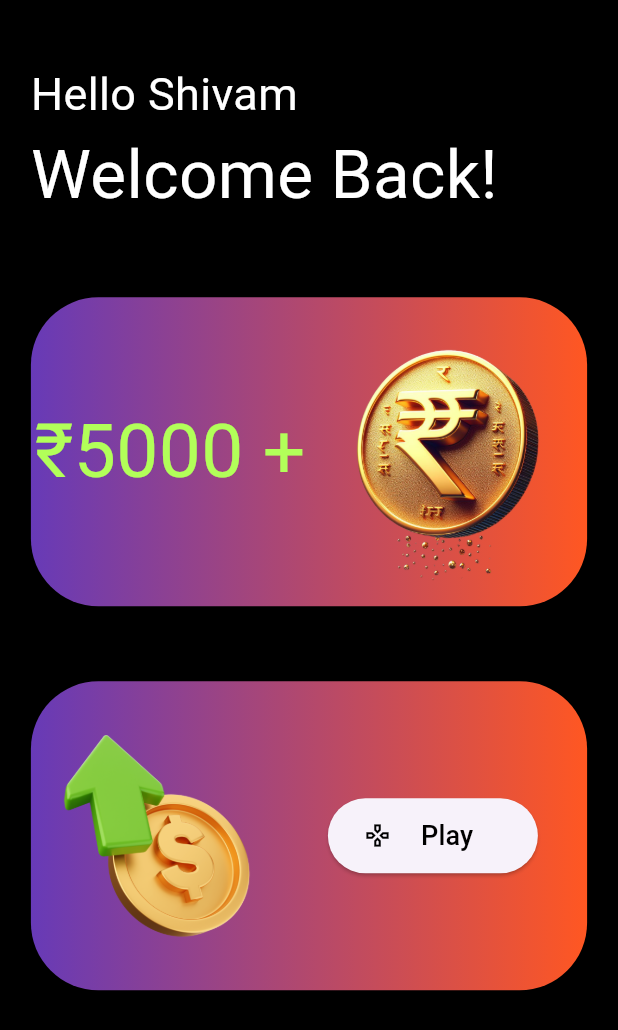
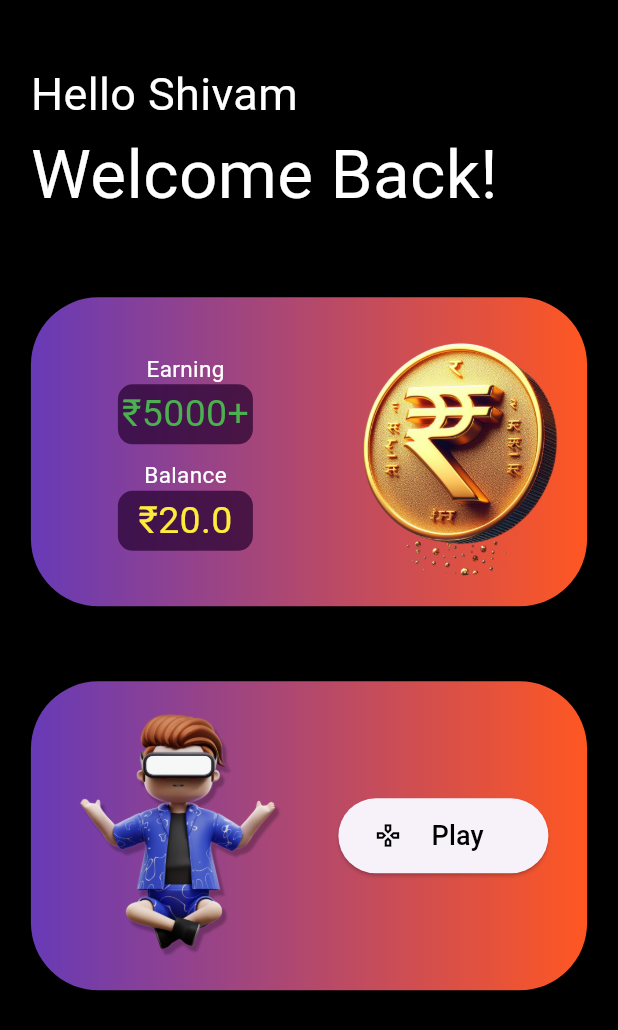
Before and after one commit to shivam2109964/colorPridct, a Flutter app: the homePage screen opened directly, on a phone screen of 412 x 824 dp. Shown: the top 1030 px of the screen. Run offline on Flutter 3.47's test engine with Material 3 defaults, Android fonts, the phone set to English and light mode, and no system bars; our stand-ins replace shared_preferences; accounts and stored records are empty.

Commit message:
Balance Backend Update

```diff
--- a/lib/Services/HomeScreen - 3/src/screens/home.dart
+++ b/lib/Services/HomeScreen - 3/src/screens/home.dart
@@ -1,11 +1,58 @@
 import 'dart:ui';
 
+import 'package:flutter/cupertino.dart';
 import 'package:flutter/material.dart';
+import 'package:flutter/widgets.dart';
 import 'package:strive/Services/ColorGameScreen/src/screen/ColorGameScreen.dart';
 import 'package:strive/Services/common/src/utils/MediaQuary.dart';
 
-class homePage extends StatelessWidget {
+class homePage extends StatefulWidget {
   const homePage({Key? key}) : super(key: key);
+  @override
+  State<homePage> createState() => _homePageState();
+}
+
+class _homePageState extends State<homePage> {
+  //For Balance update
+  double balance = 20;
+
+  TextEditingController amountController = TextEditingController();
+
+  void deposit(double amount) {
+    setState(() {
+      balance += amount;
+    });
+  }
+
+  void withdra(double amount) {
+    setState(() {
+      if (balance >= amount) {
+        balance -= amount;
+      } else {
+        _showInsufficientAmountDialog();
+      }
+    });
+  }
+
+  //Balance Dialog Box
+  void _showInsufficientAmountDialog() {
+    showDialog(
+      context: context,
+      builder: (BuildContext context) {
+        return AlertDialog(
+          title: const Text("Insufficient Balance"),
+          content: const Text("You do not have enough balance."),
+          actions: <Widget>[
+            TextButton(
+                onPressed: () {
+                  Navigator.of(context).pop();
+                },
+                child: const Text("Ok"))
+          ],
+        );
+      },
+    );
+  }
 
   @override
   Widget build(BuildContext context) {
@@ -73,31 +120,88 @@ class homePage extends StatelessWidget {
                         ),
                       ),
                       child: Row(
-                        mainAxisAlignment: MainAxisAlignment.start,
-                        children: <Widget>[
-                          //Inside Card a container for Money Value
+                        mainAxisAlignment: MainAxisAlignment.center,
+                        children: [
+                          //For Balance and Card Info
                           Container(
-                            width: screenWidth * 0.45,
                             height: screenHeight * 0.24,
-                            decoration:
-                                const BoxDecoration(color: Colors.transparent),
-                            child: const Center(
-                              child: Text(
-                                "₹5000 +",
-                                style: TextStyle(
-                                    fontSize: 50,
-                                    color: Colors.lightGreenAccent),
+                            width: screenWidth * 0.49,
+                            decoration: const BoxDecoration(
+                                borderRadius:
+                                    BorderRadius.all(Radius.circular(45)),
+                                color: Colors.transparent),
+                            child: Column(
+                              mainAxisAlignment: MainAxisAlignment.center,
+                              children: <Widget>[
+                                const Text(
+                                  "Earning",
+                                  style: TextStyle(
+                                      fontSize: 15, color: Colors.white),
+                                ),
+                                Container(
+                                  alignment: Alignment.center,
+                                  height: 40,
+                                  width: 90,
+                                  decoration: const BoxDecoration(
+                                      borderRadius:
+                                          BorderRadius.all(Radius.circular(10)),
+                                      color: Color.fromARGB(179, 35, 0, 45)),
+                                  child: const Text(
+                                    "₹5000+",
+                                    style: TextStyle(
+                                        fontSize: 25, color: Colors.green),
+                                  ),
+                                ),
+                                Padding(
+                                  padding: const EdgeInsets.only(
+                                    top: 10,
+                                  ),
+                                  child: Column(
+                                    children: <Widget>[
+                                      const Text(
+                                        "Balance",
+                                        style: TextStyle(
+                                          fontSize: 15,
+                                          color: Colors.white,
+                                        ),
+                                      ),
+                                      Container(
+                                        alignment: Alignment.center,
+                                        height: 40,
+                                        width: 90,
+                                        decoration: const BoxDecoration(
+                                            borderRadius: BorderRadius.all(
+                                                Radius.circular(10)),
+                                            color:
+                                                Color.fromARGB(179, 35, 0, 45)),
+                                        child: Text(
+                                          "₹$balance",
+                                          style: const TextStyle(
+                                              fontSize: 25,
+                                              color: Colors.yellow),
+                                        ),
+                                      ),
+                                    ],
+                                  ),
+                                ),
+                              ],
+                            ),
+                          ),
+                          //For Image
+                          Container(
+                            height: screenHeight * 0.24,
+                            width: screenWidth * 0.4,
+                            decoration: const BoxDecoration(
+                                borderRadius:
+                                    BorderRadius.all(Radius.circular(45)),
+                                color: Colors.transparent),
+                            child: const CircleAvatar(
+                              backgroundColor: Colors.transparent,
+                              backgroundImage: AssetImage(
+                                'assets/images/ruppes.png',
                               ),
                             ),
                           ),
-                          // Inside Card a container for Image
-                          Container(
-                            width: screenWidth * 0.45,
-                            height: screenHeight * 0.24,
-                            decoration:
-                                const BoxDecoration(color: Colors.transparent),
-                            child: Image.asset("assets/images/ruppes.png"),
-                          )
                         ],
                       ),
                     ),
@@ -124,15 +228,19 @@ class homePage extends StatelessWidget {
                         children: <Widget>[
                           Row(
                             children: <Widget>[
-                              const CircleAvatar(
-                                maxRadius: 84,
-                                backgroundColor: Colors.transparent,
-                                backgroundImage: AssetImage(
-                                  'assets/images/homeImgTwo.png',
+                              const SizedBox(
+                                height: 200,
+                                width: 200,
+                                child: CircleAvatar(
+                                  maxRadius: 84,
+                                  backgroundColor: Colors.transparent,
+                                  backgroundImage: AssetImage(
+                                    'assets/images/icon.png',
+                                  ),
                                 ),
                               ),
                               Padding(
-                                padding: const EdgeInsets.only(left: 30),
+                                padding: const EdgeInsets.only(left: 5),
                                 child: SizedBox(
                                   height: 50,
                                   width: 140,
--- a/lib/main.dart
+++ b/lib/main.dart
@@ -1,5 +1,5 @@
 import 'package:flutter/material.dart';
-import 'package:strive/Dummy.dart';
+
 import 'package:strive/Services/SignIN%20-%202/src/screen/SignIn.dart';
 
 
--- a/pubspec.yaml
+++ b/pubspec.yaml
@@ -29,3 +29,5 @@ flutter:
     - assets/images/tte.png
     - assets/images/oosf.png
     - assets/images/rocket.png
+    - assets/images/moon.png
+    - assets/images/icon.png
```
Also changed, not shown: lib/Dummy.dart (+88 -25 lines), lib/Services/HomeScreen - 3/src/models/balance.dart (added, +16 -0 lines), assets/images/icon.png (added), assets/images/moon.png (added).
